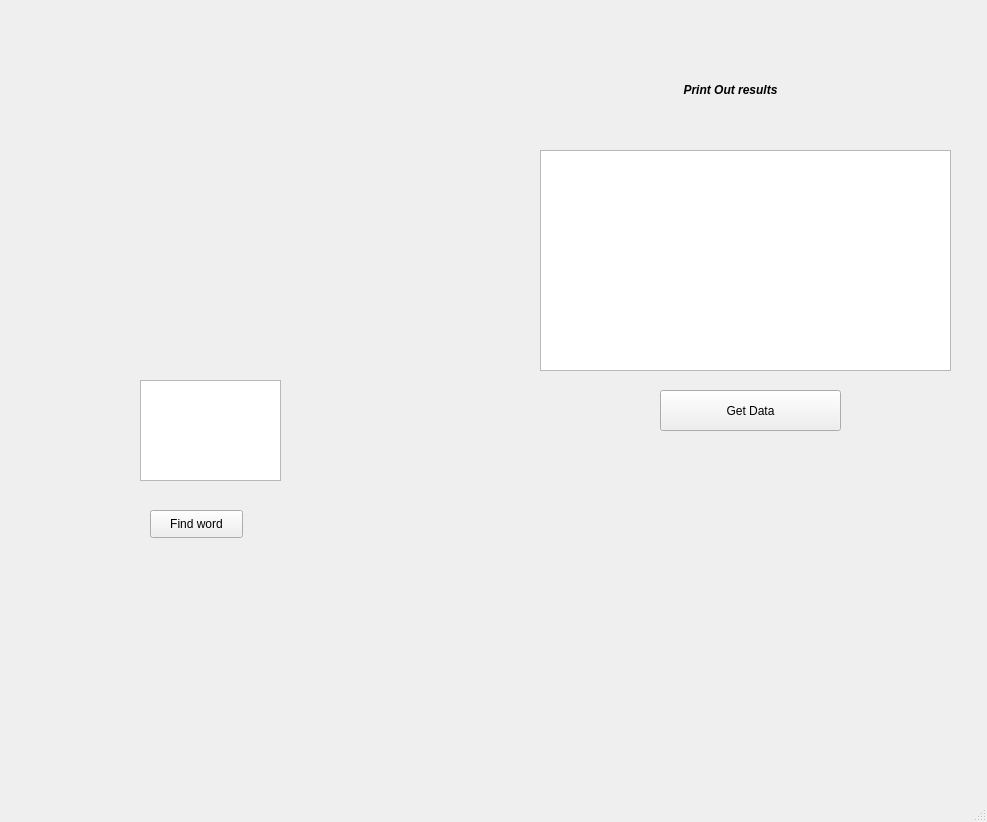
Above: guiTest.ui from mm528/ElasticSearch before the change. Below: the same form after it.
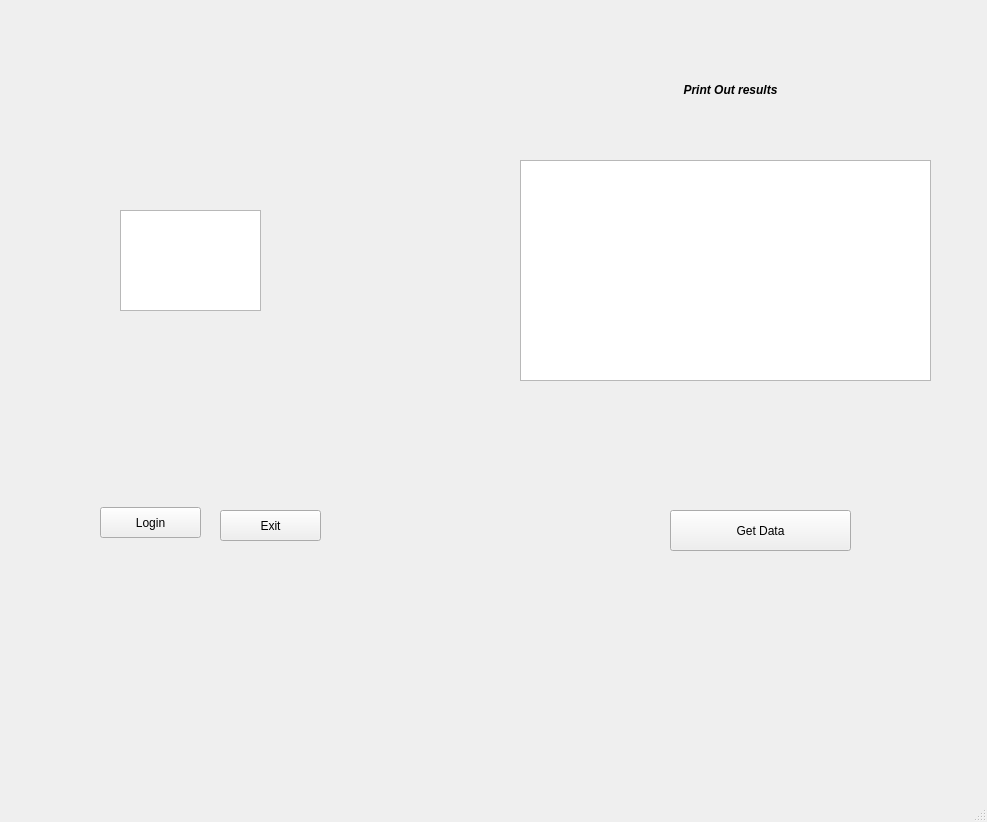
That is the form after the change.

What changed in the file:
```diff
--- a/guiTest.ui
+++ b/guiTest.ui
@@ -30,8 +30,8 @@
    <widget class="QPushButton" name="pushButton">
     <property name="geometry">
      <rect>
-      <x>660</x>
-      <y>390</y>
+      <x>670</x>
+      <y>510</y>
       <width>181</width>
       <height>41</height>
      </rect>
@@ -43,8 +43,8 @@
    <widget class="QTextEdit" name="textEditRight">
     <property name="geometry">
      <rect>
-      <x>540</x>
-      <y>150</y>
+      <x>520</x>
+      <y>160</y>
       <width>411</width>
       <height>221</height>
      </rect>
@@ -53,26 +53,39 @@
    <widget class="QPushButton" name="pushButton_2">
     <property name="geometry">
      <rect>
-      <x>150</x>
-      <y>510</y>
-      <width>93</width>
-      <height>28</height>
+      <x>100</x>
+      <y>507</y>
+      <width>101</width>
+      <height>31</height>
      </rect>
     </property>
     <property name="text">
-     <string>Find word</string>
+     <string>Login</string>
     </property>
    </widget>
    <widget class="QTextEdit" name="textEditLeft">
     <property name="geometry">
      <rect>
-      <x>140</x>
-      <y>380</y>
+      <x>120</x>
+      <y>210</y>
       <width>141</width>
       <height>101</height>
      </rect>
     </property>
    </widget>
+   <widget class="QPushButton" name="pushButton_exit">
+    <property name="geometry">
+     <rect>
+      <x>220</x>
+      <y>510</y>
+      <width>101</width>
+      <height>31</height>
+     </rect>
+    </property>
+    <property name="text">
+     <string>Exit</string>
+    </property>
+   </widget>
   </widget>
   <widget class="QMenuBar" name="menubar">
    <property name="geometry">
```
Left out of the diff: 2 changed lines with no effect on the pictures.
